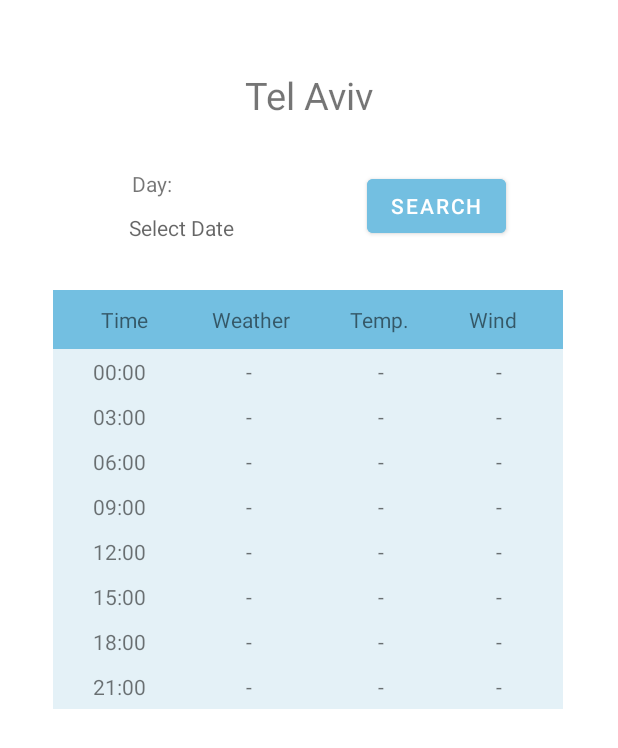
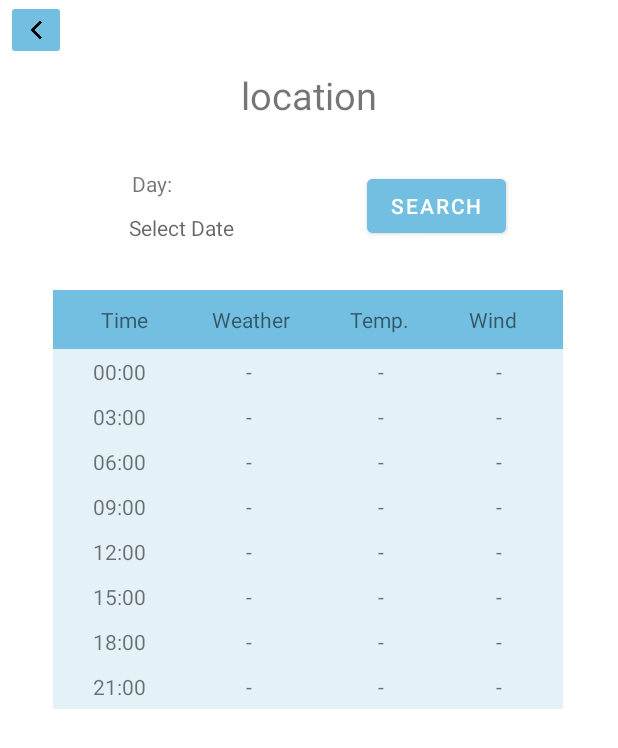
Before and after one commit to roeelap/weather-mobile-app, an Android app: the layout activity_weather.xml on its own in the app's theme, with its tools: preview values and no code run, on a phone screen of 412 x 824 dp. Shown: the top 748 px of the screen. Run offline under Robolectric (Android 15) with nearby library versions, the phone set to English and light mode, and no system bars; network calls fail.

Commit message:
In progress

```diff
--- a/client/app/src/main/java/com/example/teamweather/GetWeather.java
+++ b/client/app/src/main/java/com/example/teamweather/GetWeather.java
@@ -12,9 +12,7 @@ import org.json.JSONException;
 public class GetWeather {
 
     private final RequestQueue _queue;
-    // The IP
-
-    // TODO: fix IP
+    // The IP (needs to be changed to run on different devices)
     private final static String IP = "10.0.2.2";
     // The URL to use the server
     private final static String REQUEST_URL = "http://" + IP + ":8080/weather";
--- a/client/app/src/main/res/layout/activity_weather.xml
+++ b/client/app/src/main/res/layout/activity_weather.xml
@@ -10,7 +10,7 @@
         android:id="@+id/textViewLocation"
         android:layout_width="match_parent"
         android:layout_height="wrap_content"
-        android:text="Tel Aviv"
+        android:text="location"
         android:gravity="center"
         android:textSize="25sp"
         app:layout_constraintBottom_toBottomOf="parent"
@@ -55,6 +55,20 @@
         app:layout_constraintStart_toStartOf="parent"
         app:layout_constraintTop_toTopOf="parent"
         app:layout_constraintVertical_bias="0.146" />
+
+    <ImageButton
+        android:id="@+id/back"
+        android:layout_width="40dp"
+        android:layout_height="40dp"
+        android:backgroundTint="#73BFE1"
+        android:scaleType="centerCrop"
+        android:src="@drawable/back_arrow"
+        app:layout_constraintBottom_toBottomOf="parent"
+        app:layout_constraintEnd_toEndOf="parent"
+        app:layout_constraintHorizontal_bias="0.01"
+        app:layout_constraintStart_toStartOf="parent"
+        app:layout_constraintTop_toTopOf="parent"
+        app:layout_constraintVertical_bias="0.0" />
 
     <TableLayout
         android:id="@+id/weather_table"
@@ -409,5 +423,15 @@
         app:layout_constraintTop_toBottomOf="@+id/weather_table"
         app:layout_constraintVertical_bias="0.26999998" />
 
+    <TextView
+        android:id="@+id/error_text"
+        android:layout_width="wrap_content"
+        android:layout_height="wrap_content"
+        android:text=""
+        app:layout_constraintBottom_toTopOf="@+id/weather_table"
+        app:layout_constraintEnd_toEndOf="parent"
+        app:layout_constraintStart_toStartOf="parent"
+        app:layout_constraintTop_toBottomOf="@+id/search" />
+
 
 </androidx.constraintlayout.widget.ConstraintLayout>
```
Also changed, not shown: client/app/src/main/java/com/example/teamweather/WeatherActivity.java (+45 -33 lines), client/app/src/main/res/drawable/back_arrow.webp (added), client/app/src/main/res/drawable/weather_app_icon.png.
